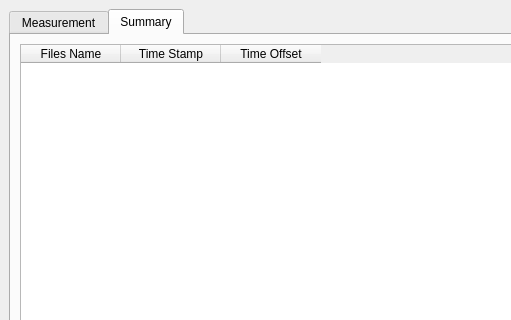
The window that ui/ui_calibrated_transmission.ui (neutronimaging/python_notebooks) describes before a commit, drawn with Qt 5; both pictures show x 0 to 511 and y 0 to 320 of the 1157 by 825 pixel window.
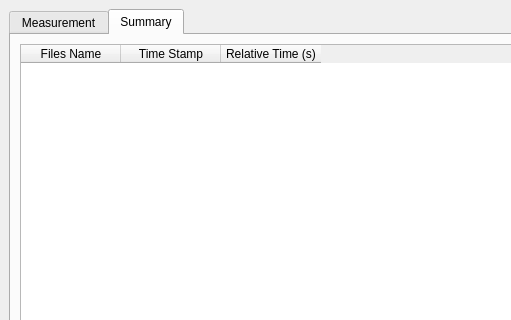
The same window after the commit.

Commit message: time stamp is now initialized in summary table

Diff of the .ui file:
```diff
--- a/ui/ui_calibrated_transmission.ui
+++ b/ui/ui_calibrated_transmission.ui
@@ -488,7 +488,7 @@
           </column>
           <column>
            <property name="text">
-            <string>Time Offset</string>
+            <string>Relative Time (s)</string>
            </property>
           </column>
          </widget>
```
Left out of the diff: 6 changed lines with no effect on the pictures. The commit also changes 5 other files.
